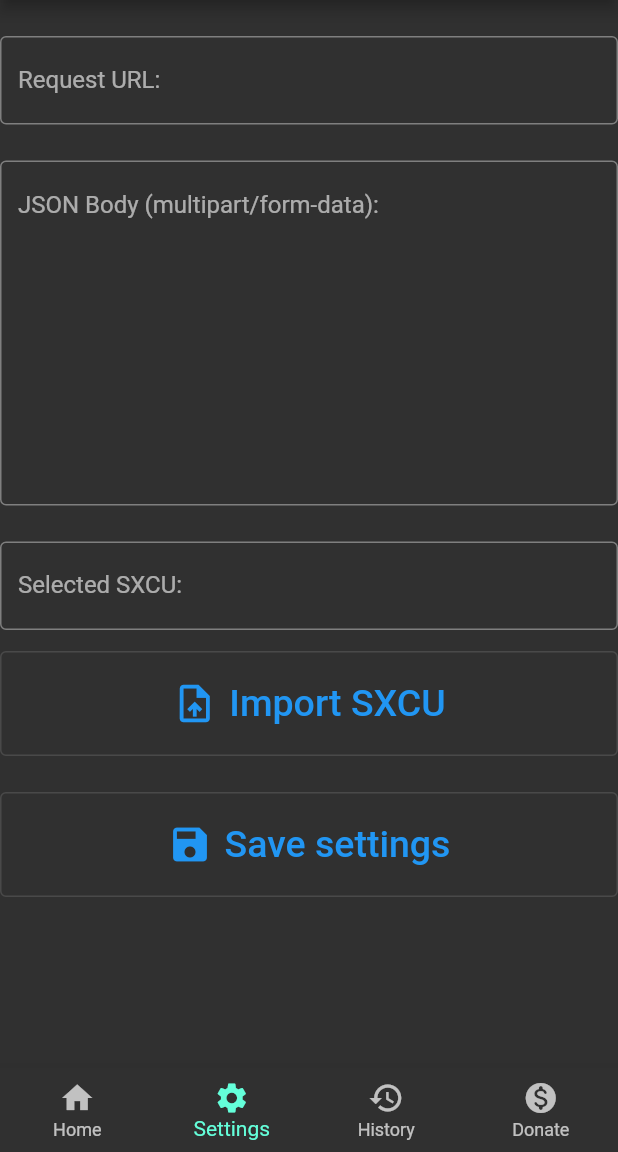
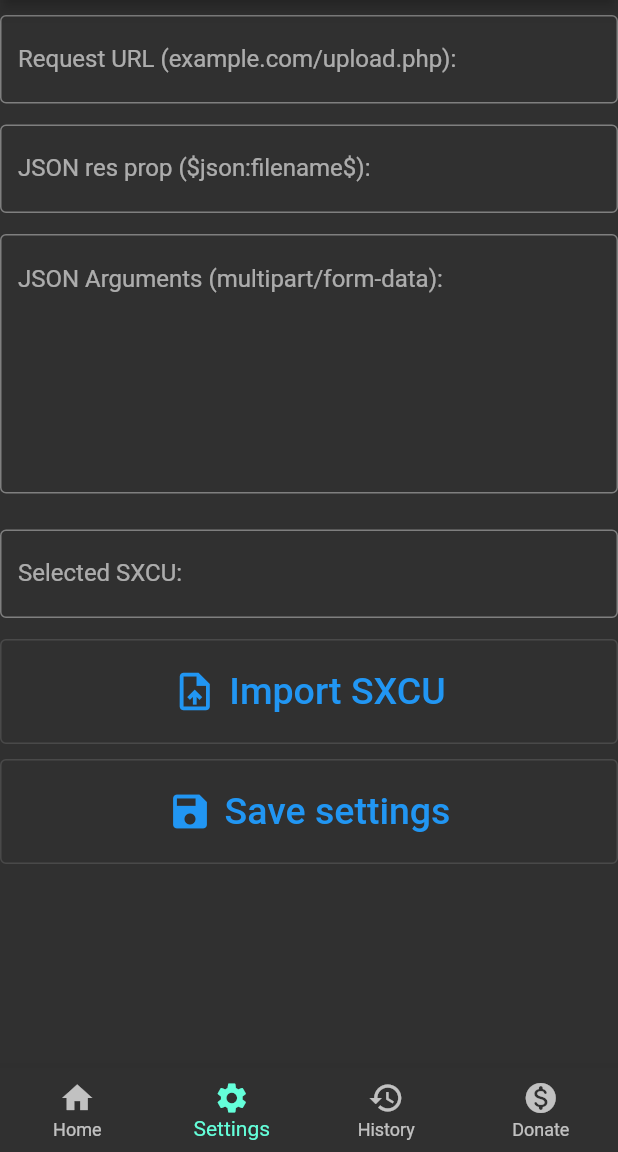
Before and after one commit to castdrian/ImageLink, a Flutter app: the screen it shows after launch, item 2 of the bottom bar chosen, on a phone screen of 412 x 824 dp, the part 84-1236 px from its top. Run offline on Flutter 3.47's test engine with Material 2 defaults, Android fonts, the phone set to English and light mode, and no system bars; our stand-ins replace file_picker, fluttertoast, font_awesome_flutter, permission_handler.

Commit message:
update input fields

```diff
--- a/lib/settings.dart
+++ b/lib/settings.dart
@@ -18,21 +18,28 @@ class _SettingsState extends State<Settings> {
     return Scaffold(
       resizeToAvoidBottomInset: false,
       body: Column(children: <Widget>[
-          SizedBox(height: 24),
+          SizedBox(height: 10),
           TextField(
             decoration: InputDecoration(
               border: OutlineInputBorder(),
-              labelText: 'Request URL:',
+              labelText: 'Request URL (example.com/upload.php):',
             ),
           ),
-          SizedBox(height: 24),
+          SizedBox(height: 14),
+          TextField(
+            decoration: InputDecoration(
+              border: OutlineInputBorder(),
+              labelText: 'JSON res prop (\$json:filename\$):',
+            ),
+          ),
+          SizedBox(height: 14),
           TextField(
             decoration: InputDecoration(
               border: OutlineInputBorder(),
               alignLabelWithHint: true,
-              labelText: 'JSON Body (multipart/form-data):'
+              labelText: 'JSON Arguments (multipart/form-data):'
             ),
-            maxLines: 10,
+            maxLines: 7,
           ),
           SizedBox(height: 24),
           TextField(
@@ -67,7 +74,7 @@ class _SettingsState extends State<Settings> {
               },
             ),
           ),
-          SizedBox(height: 24),
+          SizedBox(height: 10),
           Container(
           width: double.infinity,
           height: 70.0,
```
